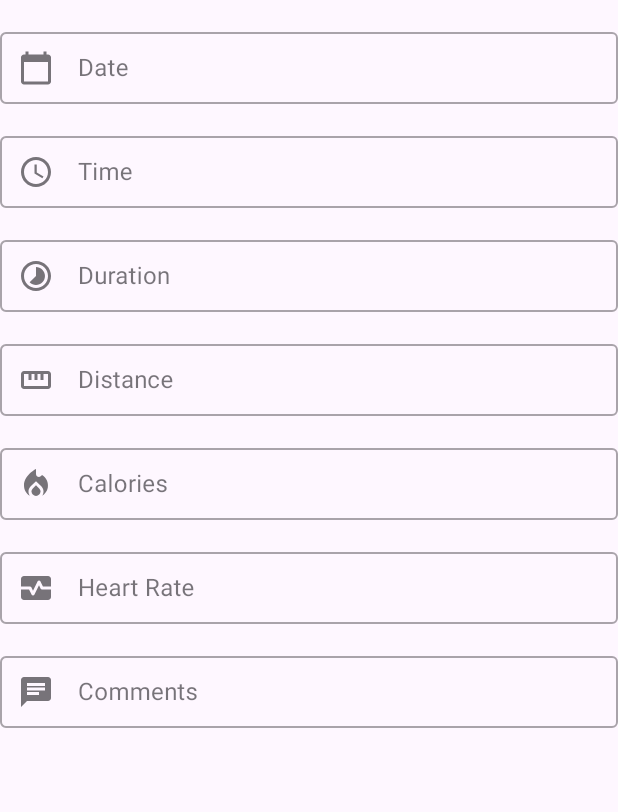
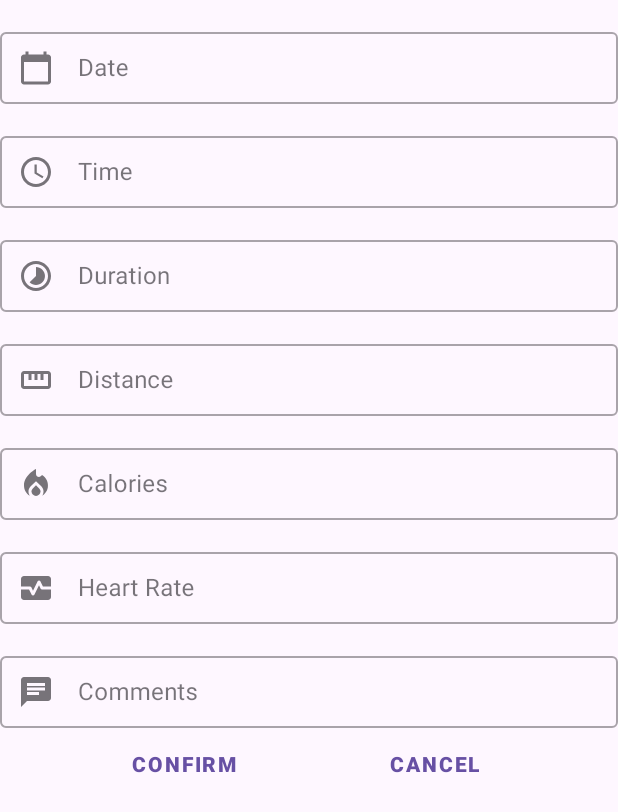
Before and after one commit to salmanayazz/my-runs, an Android app: the ManualInputActivity screen opened directly, with no data from a screen before it, on a phone screen of 412 x 824 dp. Shown: the top 812 px of the screen. Run offline under Robolectric (Android 15) with nearby library versions, the phone set to English and light mode, and no system bars; our stand-ins replace FlexboxLayout.

Commit message:
added dialogs for all inputs on ManualInputActivity

```diff
--- a/app/src/main/res/layout/activity_manual_input.xml
+++ b/app/src/main/res/layout/activity_manual_input.xml
@@ -133,4 +133,24 @@
 
     </com.google.android.material.textfield.TextInputLayout>
 
+    <com.google.android.flexbox.FlexboxLayout
+        android:layout_width="match_parent"
+        android:layout_height="wrap_content"
+        app:justifyContent="space_evenly">
+
+        <Button
+            android:id="@+id/button_confirm"
+            android:layout_width="wrap_content"
+            android:layout_height="wrap_content"
+            android:text="Confirm"
+            style="@style/Button.TextButton" />
+
+        <Button
+            android:id="@+id/button_cancel"
+            android:layout_width="wrap_content"
+            android:layout_height="wrap_content"
+            android:text="Cancel"
+            style="@style/Button.TextButton" />
+    </com.google.android.flexbox.FlexboxLayout>
+
 </LinearLayout>
```
Also changed, not shown: app/src/main/java/com/example/salman_ayaz_myruns/ManualInputActivity.kt (+74 -7 lines).
